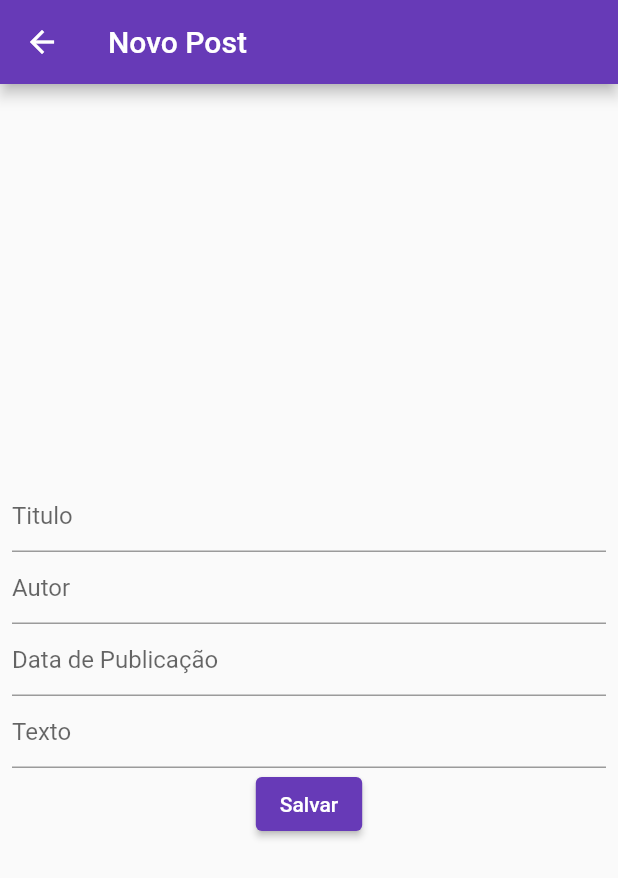
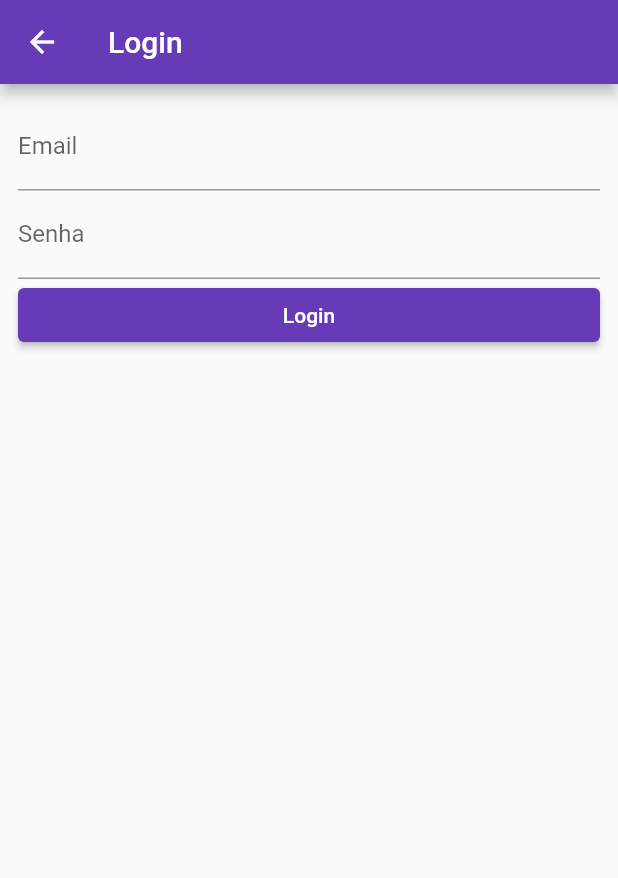
Before and after one commit to rayssasandrade/blogFlutter, a Flutter app: the screen it shows after launch, after a tap on the "add" icon, on a phone screen of 412 x 824 dp. Shown: the top 878 px of the screen. Run offline on Flutter 3.47's test engine with Material 2 defaults, Android fonts, the phone set to English and light mode, and no system bars; our stand-ins replace dio, flutter_speed_dial, get_it, shared_preferences; network calls fail; statements that could not run were skipped.

Commit message:
ainda não funcionou

```diff
--- /dev/null
+++ b/codeBlogFlutter/lib/autentication.dart
@@ -0,0 +1,62 @@
+import 'dart:convert';
+import 'dart:io';
+import 'dart:async';
+
+import 'package:codeBlogFlutter/login.dart';
+import 'package:codeBlogFlutter/novoPost.dart';
+import 'package:flutter/material.dart';
+import 'package:http/http.dart' as http;
+import 'package:flutter_speed_dial/flutter_speed_dial.dart';
+import 'package:get_it/get_it.dart';
+import 'package:dio/dio.dart' as dio;
+import 'package:codeBlogFlutter/post.dart';
+import 'package:codeBlogFlutter/HttpService.dart';
+import 'package:shared_preferences/shared_preferences.dart';
+
+class Autentication extends StatefulWidget {
+
+  Autentication({Key key}) : super(key: key);
+
+  @override
+  _AutenticationState createState() => _AutenticationState();
+}
+
+class _AutenticationState extends State<Autentication> {
+
+  HttpService httpService = new  HttpService();
+  Future<String> futureToken;
+
+  @override
+  initState() async {
+    futureToken = (await getToken()) as Future<String>;
+  }
+
+  @override
+  Widget build(BuildContext context) {
+    if(futureToken != null){
+      Navigator.of(context).push(
+          MaterialPageRoute(
+            builder: (context) => NovoPost(),
+          ),
+      );
+    } else {
+      Navigator.of(context).push(
+          MaterialPageRoute(
+            builder: (context) => Login(),
+          ),
+      );
+    }
+  }
+
+  Future<String> getToken() async {
+    var prefs = await SharedPreferences.getInstance();
+    String token = (prefs.getString("tokenjwt") ?? "");
+
+    if (token != "") {
+      print("token jwt : $token");
+      return token;
+    }
+    return "";
+  }
+
+}
--- /dev/null
+++ b/codeBlogFlutter/lib/login.dart
@@ -0,0 +1,124 @@
+import 'dart:convert';
+import 'dart:io';
+import 'dart:async';
+
+import 'package:flutter/material.dart';
+import 'package:http/http.dart' as http;
+import 'package:dio/dio.dart' as dio;
+import 'package:codeBlogFlutter/post.dart';
+import 'package:codeBlogFlutter/HttpService.dart';
+import 'package:codeBlogFlutter/postDetalhes.dart';
+import 'package:codeBlogFlutter/novoPost.dart';
+
+import 'alert.dart';
+
+class Login extends StatelessWidget{
+
+  HttpService httpService = new  HttpService();
+
+  final TextEditingController _emailController = TextEditingController();
+  final TextEditingController _senhaController = TextEditingController();
+  final _formKey = GlobalKey<FormState>();
+
+  @override
+  Widget build(BuildContext context) {
+    return Scaffold(
+      appBar: AppBar(
+        title: Text('Login'),
+      ),
+      body: _body (context),
+    );
+  }
+
+  _body(BuildContext context){
+    return Form(
+        key: _formKey,
+        child: Padding(
+          padding: const EdgeInsets.all(12.0),
+          child: ListView(
+            children: <Widget>[
+              _textFormField(
+                "Email",
+                "Digite seu email",
+                controller: _emailController,
+                validator: _validaEmail
+              ),
+              _textFormField(
+                "Senha",
+                "Digite sua senha",
+                controller: _senhaController,
+                validator: _validaSenha
+              ),
+              ElevatedButton(
+                child: Text('Login'),
+                onPressed: () {
+                  _clickButton(context);
+                },
+              ),
+            ],
+          ),
+        ),
+      );
+  }
+
+  _textFormField(
+    String label,
+    String hint, {
+      bool senha = false,
+      TextEditingController controller,
+      FormFieldValidator<String> validator,
+    }
+  ) {
+      return TextFormField(
+        controller: controller,
+        validator: validator,
+        obscureText: senha,
+        decoration: InputDecoration(
+          labelText: label,
+          hintText: hint,
+        ),
+      );
+    }
+
+  String _validaEmail(String texto){
+    if(texto.isEmpty){
+      return "Digite o email";
+    }
+    return null;
+  }
+
+  String _validaSenha(String texto){
+    if(texto.isEmpty){
+      return "Digite a senha";
+    }
+    return null;
+  }
+
+  Future<void> _clickButton(BuildContext context) async {
+    bool formOk = _formKey.currentState.validate();
+
+    if(!formOk){
+      return;
+    }
+
+    String email = _emailController.text;
+    String senha = _senhaController.text;
+
+    print("Login: $email senha: $senha");
+
+    var user = await httpService.login(email, senha);
+    if(user!=null){
+      _navegaHomePage(context);
+    } else {
+      alert(context, "Login inválido!");
+    }
+
+  }
+
+   _navegaHomePage(BuildContext context){
+      Navigator.push(
+        context, MaterialPageRoute(builder: (context) => NovoPost()),
+      );
+   }
+
+}
--- a/codeBlogFlutter/lib/main.dart
+++ b/codeBlogFlutter/lib/main.dart
@@ -2,6 +2,8 @@ import 'dart:convert';
 import 'dart:io';
 import 'dart:async';
 
+import 'package:codeBlogFlutter/autentication.dart';
+import 'package:codeBlogFlutter/login.dart';
 import 'package:flutter/material.dart';
 import 'package:http/http.dart' as http;
 import 'package:dio/dio.dart' as dio;
@@ -69,11 +71,13 @@ class PostsPage extends StatelessWidget {
       floatingActionButton: FloatingActionButton(
         onPressed: () => Navigator.of(context).push(
           MaterialPageRoute(
-            builder: (context) => NovoPost(),
+            builder: (context) => Autentication(),
           ),
         )
         .then((_) {
-
+          setState(){
+            httpService.getPosts();
+          };
         }),
         child: Icon(Icons.add),
       ),
--- a/codeBlogFlutter/lib/novoPost.dart
+++ b/codeBlogFlutter/lib/novoPost.dart
@@ -9,18 +9,19 @@ import 'package:get_it/get_it.dart';
 import 'package:dio/dio.dart' as dio;
 import 'package:codeBlogFlutter/post.dart';
 import 'package:codeBlogFlutter/HttpService.dart';
+import 'package:shared_preferences/shared_preferences.dart';
 
 class NovoPost extends StatefulWidget {
 
   NovoPost({Key key}) : super(key: key);
 
   @override
-  _NovoPosteState createState(){
-    return _NovoPosteState();
+  _NovoPostState createState(){
+    return _NovoPostState();
   }
 }
 
-class _NovoPosteState extends State<NovoPost> {
+class _NovoPostState extends State<NovoPost> {
 
   HttpService httpService = new  HttpService();
 
--- /dev/null
+++ b/codeBlogFlutter/lib/user.dart
@@ -0,0 +1,37 @@
+class User {
+  int id;
+  String nome;
+  String perfil;
+  String email;
+  String password;
+  String token;
+
+  User(
+      {this.id, this.nome, this.perfil, this.email, this.password, this.token});
+
+  User.fromJson(Map<String, dynamic> json) {
+    id = json['id'];
+    nome = json['nome'];
+    perfil = json['perfil'];
+    email = json['email'];
+    password = json['password'];
+    token = json['token'];
+  }
+
+  Map<String, dynamic> toJson() {
+    final Map<String, dynamic> data = new Map<String, dynamic>();
+    data['id'] = this.id;
+    data['nome'] = this.nome;
+    data['perfil'] = this.perfil;
+    data['email'] = this.email;
+    data['password'] = this.password;
+    data['token'] = this.token;
+    return data;
+  }
+
+  String toString(){
+    return "${this.nome} ${this.perfil} ${this.email} ${this.token}";
+  }
+
+
+}
--- a/codeBlogFlutter/pubspec.yaml
+++ b/codeBlogFlutter/pubspec.yaml
@@ -12,6 +12,7 @@ dependencies:
   flutter:
     sdk: flutter
 
+  shared_preferences: ^0.5.12+4
   get_it: ^3.0.3
   cupertino_icons: ^0.1.2
   http: ^0.12.0+2
```
Also changed, not shown: codeBlogFlutter/lib/HttpService.dart (+48 -11 lines), codeBlogFlutter/lib/alert.dart (added, +21 -0 lines), codeBlogFlutter/pubspec.lock, 1 other file.
